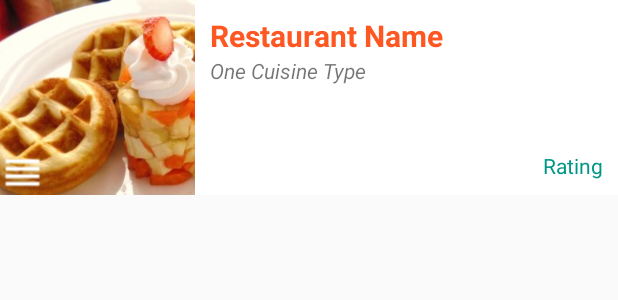
After one commit to ashmortar/myRestaurants-androidStudio3, an Android app: the layout restaurant_list_tem_drag.xml on its own in the app's theme, with its tools: preview values and no code run, on a phone screen of 412 x 824 dp. The commit adds this screen. Shown: the top 300 px of the screen. Run offline under Robolectric (Android 15) with nearby library versions, the phone set to English and light mode, and no system bars.

Commit message:
update to include custome firebaseListAdapter

```diff
--- a/app/build.gradle
+++ b/app/build.gradle
@@ -71,9 +71,10 @@ dependencies {
     compile 'com.android.support:recyclerview-v7:26.1.0'
     compile 'org.parceler:parceler-api:1.1.6'
     annotationProcessor 'org.parceler:parceler:1.1.6'
-    compile 'com.google.firebase:firebase-database:12.0.0'
+    compile 'com.google.firebase:firebase-database:11.8.0'
     implementation 'com.firebaseui:firebase-ui-database:0.4.1'
-    compile 'com.google.firebase:firebase-auth:12.0.0'
+    compile 'com.google.firebase:firebase-auth:11.8.0'
+    compile 'com.google.android.gms:play-services-auth:11.8.0'
 }
 
 
--- /dev/null
+++ b/app/src/main/res/layout/restaurant_list_tem_drag.xml
@@ -0,0 +1,71 @@
+<?xml version="1.0" encoding="utf-8"?>
+<LinearLayout xmlns:android="http://schemas.android.com/apk/res/android"
+    android:orientation="horizontal"
+    android:layout_width="match_parent"
+    android:layout_height="wrap_content">
+
+    <RelativeLayout
+        android:layout_width="wrap_content"
+        android:layout_height="wrap_content">
+
+        <ImageView
+            android:layout_width="130dp"
+            android:layout_height="130dp"
+            android:id="@+id/restaurantImageView"
+            android:src="@drawable/waffles"
+            android:scaleType="centerCrop"/>
+
+        <ImageView
+            android:layout_width="30dp"
+            android:layout_height="30dp"
+            android:id="@+id/dragIcon"
+            android:layout_alignLeft="@+id/restaurantImageView"
+            android:layout_alignStart="@+id/restaurantImageView"
+            android:layout_alignBottom="@+id/restaurantImageView"
+            android:gravity="bottom|start"
+            android:src="@drawable/ic_reorder_white_24dp"/>
+
+    </RelativeLayout>
+
+    <LinearLayout
+        android:layout_width="match_parent"
+        android:layout_height="match_parent"
+        android:orientation="vertical"
+        android:background="#ffffff"
+        android:padding="10dp">
+
+        <TextView
+            android:layout_width="wrap_content"
+            android:layout_height="wrap_content"
+            android:id="@+id/restaurantNameTextView"
+            android:textSize="20dp"
+            android:textStyle="bold"
+            android:text="Restaurant Name"
+            android:textColor="@color/colorPrimary"/>
+
+        <TextView
+            android:layout_width="wrap_content"
+            android:layout_height="wrap_content"
+            android:id="@+id/categoryTextView"
+            android:text="One Cuisine Type"
+            android:layout_below="@+id/restaurantNameTextView"
+            android:layout_alignParentLeft="true"
+            android:layout_alignParentStart="true"
+            android:textStyle="italic"/>
+
+        <RelativeLayout
+            android:layout_width="match_parent"
+            android:layout_height="match_parent">
+
+            <TextView
+                android:layout_width="wrap_content"
+                android:layout_height="wrap_content"
+                android:text="Rating"
+                android:id="@+id/ratingTextView"
+                android:layout_alignParentBottom="true"
+                android:layout_alignParentRight="true"
+                android:layout_alignParentEnd="true"
+                android:textColor="@color/colorAccent"/>
+        </RelativeLayout>
+    </LinearLayout>
+</LinearLayout>
```
Also changed, not shown: app/src/main/java/com/example/guest/myrestaurants/adapters/FirebaseRestaurantListAdapter.java (added, +44 -0 lines), app/src/main/java/com/example/guest/myrestaurants/ui/SavedRestaurantListActivity.java (+24 -19 lines), app/src/main/java/com/example/guest/myrestaurants/util/ItemTouchHelperAdapter.java (added, +10 -0 lines), app/src/main/java/com/example/guest/myrestaurants/util/OnStartDragListener.java (added, +11 -0 lines), app/src/main/java/com/example/guest/myrestaurants/util/SimpleItemTouchHelperCallback.java (added, +58 -0 lines), app/src/main/res/drawable-hdpi/ic_reorder_white_24dp.png (added), app/src/main/res/drawable-mdpi/ic_reorder_white_24dp.png (added), app/src/main/res/drawable-xhdpi/ic_reorder_white_24dp.png (added), app/src/main/res/drawable-xxhdpi/ic_reorder_white_24dp.png (added), app/src/main/res/drawable-xxxhdpi/ic_reorder_white_24dp.png (added).
